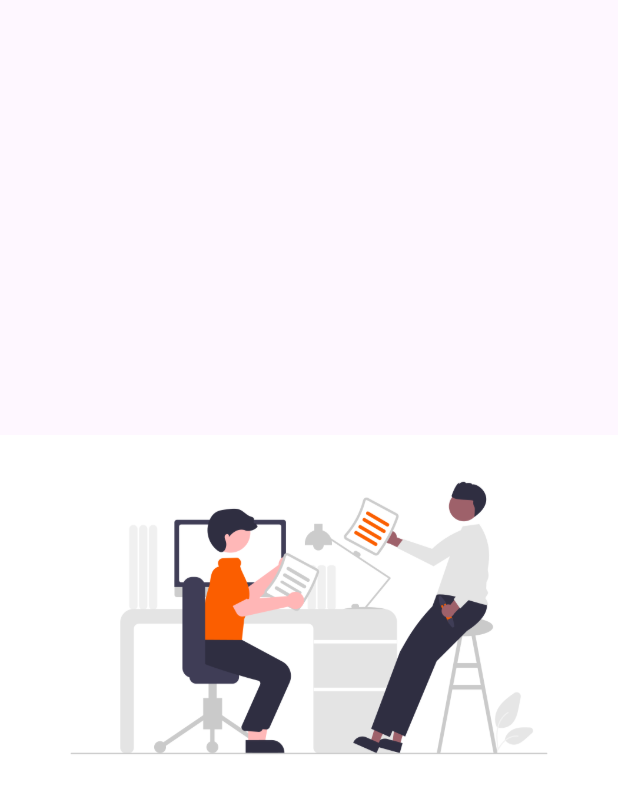
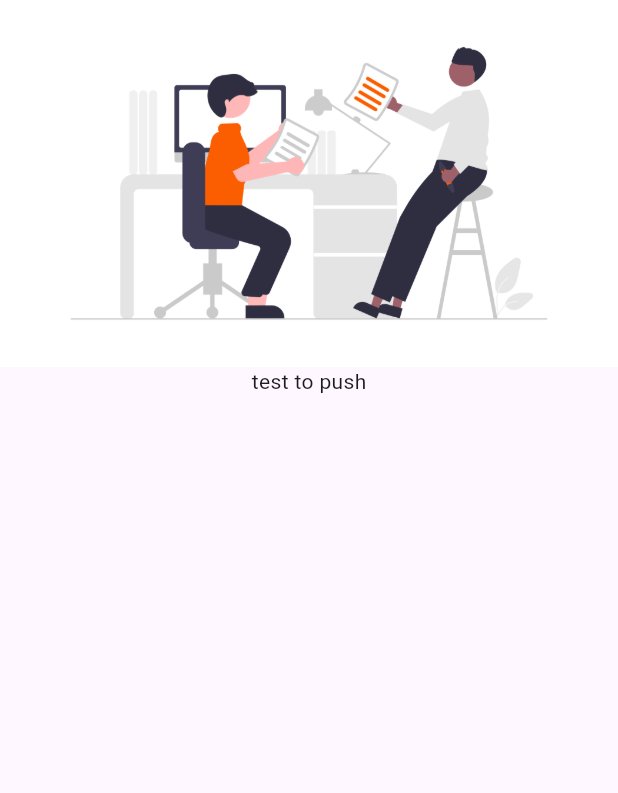
Before and after one commit to Mohammad-Zaben/Sign-in-up-Screens, a Flutter app: the SplashScreen screen opened directly, on a phone screen of 412 x 824 dp. Shown: the top 793 px of the screen. Run offline on Flutter 3.47's test engine with Material 3 defaults, Android fonts, the phone set to English and light mode, and no system bars.

Commit message:
second commit

```diff
--- a/lib/app/presintation/screens/page/splash_screen.dart
+++ b/lib/app/presintation/screens/page/splash_screen.dart
@@ -24,10 +24,14 @@ class _SplashScreenState extends State<SplashScreen> {
   Widget build(BuildContext context) {
     return const Scaffold(
       body: SafeArea(
-        child: Center(
-          child: Image(
-            image: AssetImage("assets/images/splash_logo.png"),
-          ),
+        child: Column(
+          children: [
+            Center(
+              child: Image(
+                image: AssetImage("assets/images/splash_logo.png"),
+              )
+            ),Text("test to push")
+          ],
         ),
       ),
     );
```
